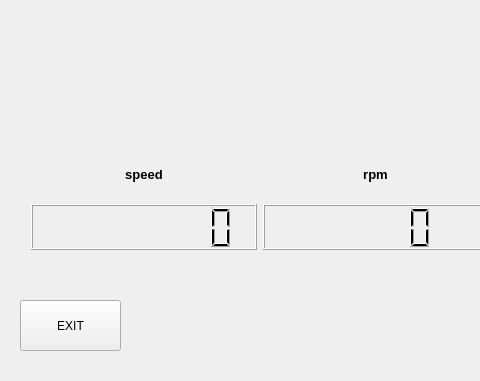
piotrw777/hall_sensor_gui, file mainwindow.ui: the form before one commit; both pictures show x 0 to 480 and y 0 to 381 of the 1108 by 381 pixel window.
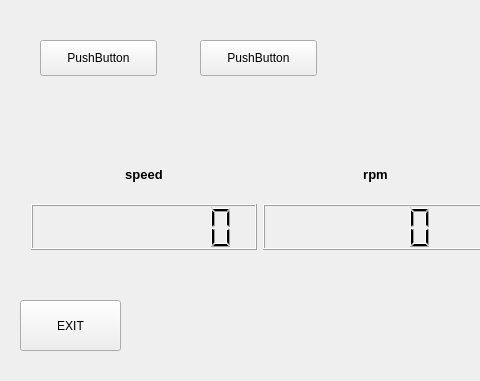
The form after the commit.

The edit to the form file:
```diff
--- a/mainwindow.ui
+++ b/mainwindow.ui
@@ -148,6 +148,37 @@
      </item>
     </layout>
    </widget>
+   <widget class="QPushButton" name="pushButton_2">
+    <property name="geometry">
+     <rect>
+      <x>40</x>
+      <y>40</y>
+      <width>117</width>
+      <height>36</height>
+     </rect>
+    </property>
+    <property name="text">
+     <string>PushButton</string>
+    </property>
+   </widget>
+   <widget class="QPushButton" name="pushButton_3">
+    <property name="geometry">
+     <rect>
+      <x>200</x>
+      <y>40</y>
+      <width>117</width>
+      <height>36</height>
+     </rect>
+    </property>
+    <property name="text">
+     <string>PushButton</string>
+    </property>
+   </widget>
+   <zorder>pushButton_2</zorder>
+   <zorder>pushButton</zorder>
+   <zorder>gridLayoutWidget</zorder>
+   <zorder>verticalLayoutWidget</zorder>
+   <zorder>pushButton_3</zorder>
   </widget>
   <widget class="QStatusBar" name="statusBar"/>
  </widget>
```
